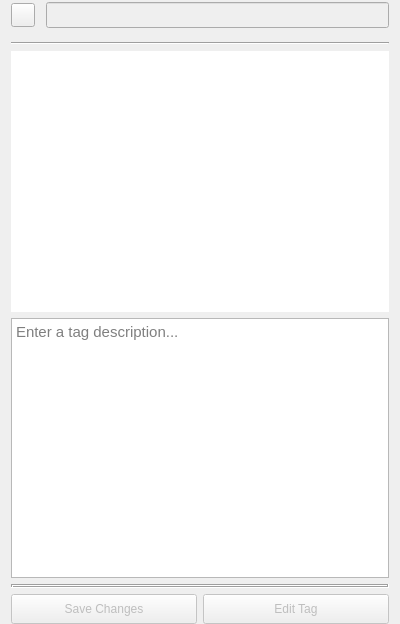
clannable/tagdictionary, file ui/tageditor.ui: the form before one commit.
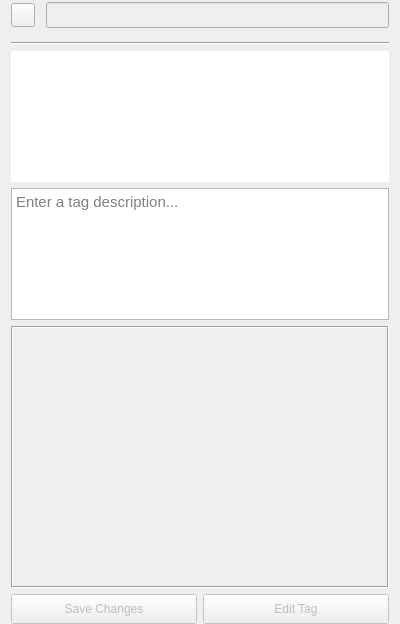
The form after the commit. Icons and pictures are not drawn. Custom widgets are drawn as their Qt base class.

What changed in the file:
```diff
--- a/ui/tageditor.ui
+++ b/ui/tageditor.ui
@@ -13,7 +13,10 @@
   <property name="windowTitle">
    <string>Form</string>
   </property>
-  <layout class="QVBoxLayout" name="verticalLayout_2" stretch="0,0,0,1,1,0,0">
+  <layout class="QVBoxLayout" name="verticalLayout_2" stretch="0,0,0,1,1,2,0">
+   <property name="sizeConstraint">
+    <enum>QLayout::SizeConstraint::SetMaximumSize</enum>
+   </property>
    <property name="topMargin">
     <number>0</number>
    </property>
@@ -160,7 +163,7 @@
    <item>
     <widget class="QTextBrowser" name="description">
      <property name="sizePolicy">
-      <sizepolicy hsizetype="Preferred" vsizetype="Preferred">
+      <sizepolicy hsizetype="Preferred" vsizetype="Expanding">
        <horstretch>0</horstretch>
        <verstretch>0</verstretch>
       </sizepolicy>
@@ -198,6 +201,12 @@
    </item>
    <item>
     <widget class="QTextEdit" name="descriptionEditor">
+     <property name="sizePolicy">
+      <sizepolicy hsizetype="Expanding" vsizetype="Expanding">
+       <horstretch>0</horstretch>
+       <verstretch>0</verstretch>
+      </sizepolicy>
+     </property>
      <property name="font">
       <font>
        <pointsize>11</pointsize>
@@ -215,14 +224,56 @@
     </widget>
    </item>
    <item>
+    <widget class="QScrollArea" name="scrollArea">
+     <property name="frameShape">
+      <enum>QFrame::Shape::NoFrame</enum>
+     </property>
+     <property name="frameShadow">
+      <enum>QFrame::Shadow::Plain</enum>
+     </property>
+     <property name="widgetResizable">
+      <bool>true</bool>
+     </property>
+     <widget class="QWidget" name="scrollAreaWidgetContents">
+      <property name="geometry">
+       <rect>
+        <x>0</x>
+        <y>0</y>
+        <width>382</width>
+        <height>257</height>
+       </rect>
+      </property>
+      <layout class="QVBoxLayout" name="verticalLayout">
+       <property name="spacing">
+        <number>0</number>
+       </property>
+       <property name="leftMargin">
+        <number>0</number>
+       </property>
+       <property name="topMargin">
+        <number>0</number>
+       </property>
+       <property name="rightMargin">
+        <number>0</number>
+       </property>
+       <property name="bottomMargin">
+        <number>0</number>
+       </property>
+       <item>
     <widget class="QFrame" name="listContainer">
+         <property name="sizePolicy">
+          <sizepolicy hsizetype="Preferred" vsizetype="Expanding">
+           <horstretch>0</horstretch>
+           <verstretch>0</verstretch>
+          </sizepolicy>
+         </property>
      <property name="frameShape">
       <enum>QFrame::Shape::Box</enum>
      </property>
      <property name="frameShadow">
       <enum>QFrame::Shadow::Sunken</enum>
      </property>
-     <layout class="QVBoxLayout" name="listLayout">
+         <layout class="QVBoxLayout" name="listLayout" stretch="">
       <property name="spacing">
        <number>3</number>
       </property>
@@ -239,6 +290,10 @@
        <number>0</number>
       </property>
      </layout>
+        </widget>
+       </item>
+      </layout>
+     </widget>
     </widget>
    </item>
    <item>
```
Lines whose indentation alone changed are shown as unchanged.
